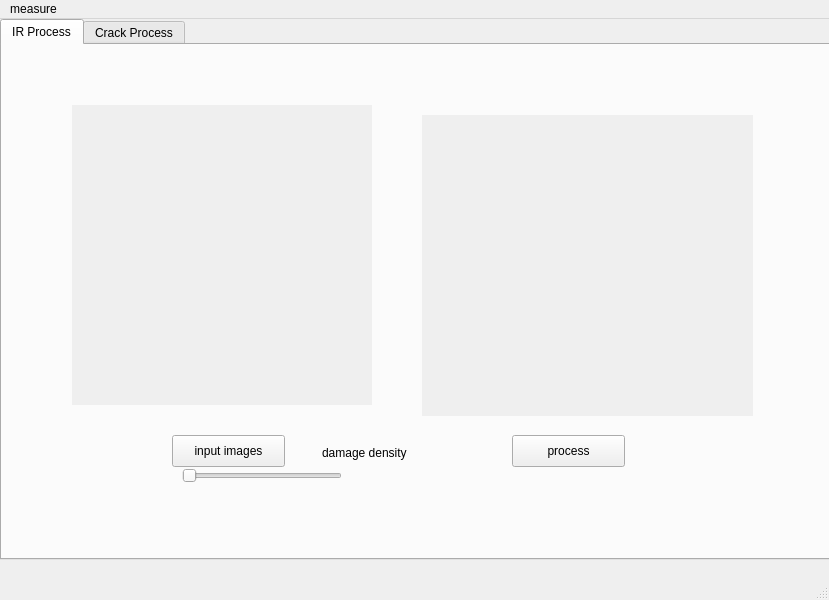
Above: ui/IR.ui from tjboise/IRcamera-GUI before the change. Below: the same form after it.
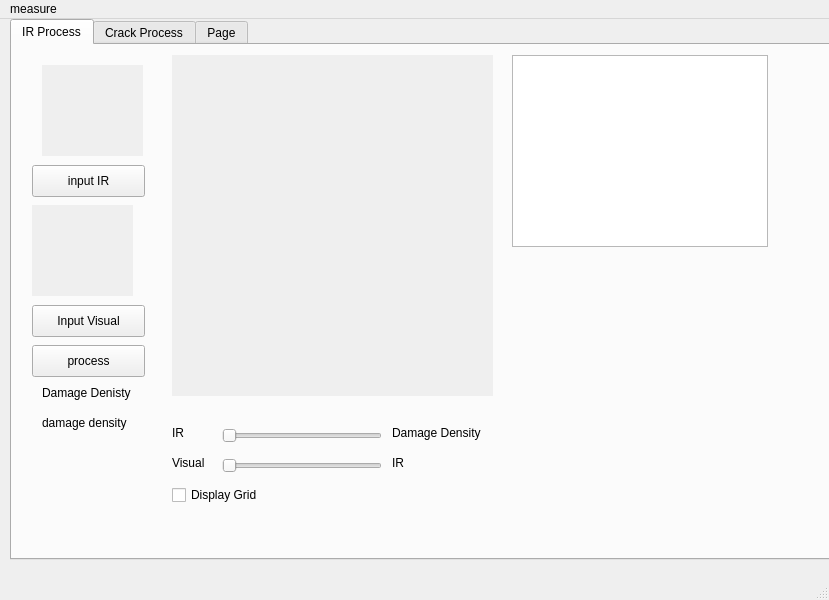
That is the form after the change.

Patch:
```diff
--- a/ui/IR.ui
+++ b/ui/IR.ui
@@ -17,7 +17,7 @@
    <widget class="QTabWidget" name="tabWidget">
     <property name="geometry">
      <rect>
-      <x>0</x>
+      <x>10</x>
       <y>0</y>
       <width>831</width>
       <height>541</height>
@@ -26,6 +26,9 @@
     <property name="currentIndex">
      <number>0</number>
     </property>
+    <property name="tabsClosable">
+     <bool>false</bool>
+    </property>
     <widget class="QWidget" name="tab_1">
      <attribute name="title">
       <string>IR Process</string>
@@ -33,10 +36,10 @@
      <widget class="QLabel" name="label">
       <property name="geometry">
        <rect>
-        <x>70</x>
-        <y>60</y>
-        <width>300</width>
-        <height>300</height>
+        <x>30</x>
+        <y>20</y>
+        <width>101</width>
+        <height>91</height>
        </rect>
       </property>
       <property name="layoutDirection">
@@ -52,21 +55,21 @@
      <widget class="QPushButton" name="pushButton">
       <property name="geometry">
        <rect>
-        <x>170</x>
-        <y>390</y>
+        <x>20</x>
+        <y>120</y>
         <width>113</width>
         <height>32</height>
        </rect>
       </property>
       <property name="text">
-       <string>input images</string>
+       <string>input IR</string>
       </property>
      </widget>
      <widget class="QLabel" name="label_2">
       <property name="geometry">
        <rect>
-        <x>320</x>
-        <y>400</y>
+        <x>30</x>
+        <y>370</y>
         <width>101</width>
         <height>16</height>
        </rect>
@@ -78,8 +81,8 @@
      <widget class="QSlider" name="horizontalSlider">
       <property name="geometry">
        <rect>
-        <x>180</x>
-        <y>420</y>
+        <x>210</x>
+        <y>380</y>
         <width>160</width>
         <height>22</height>
        </rect>
@@ -97,10 +100,10 @@
      <widget class="QLabel" name="IR_processed">
       <property name="geometry">
        <rect>
-        <x>420</x>
-        <y>70</y>
-        <width>331</width>
-        <height>301</height>
+        <x>160</x>
+        <y>10</y>
+        <width>321</width>
+        <height>341</height>
        </rect>
       </property>
       <property name="autoFillBackground">
@@ -109,12 +112,15 @@
       <property name="text">
        <string/>
       </property>
+      <property name="alignment">
+       <set>Qt::AlignCenter</set>
+      </property>
      </widget>
      <widget class="QPushButton" name="process">
       <property name="geometry">
        <rect>
-        <x>510</x>
-        <y>390</y>
+        <x>20</x>
+        <y>300</y>
         <width>113</width>
         <height>32</height>
        </rect>
@@ -123,12 +129,159 @@
        <string>process</string>
       </property>
      </widget>
+     <widget class="QPushButton" name="input_visual">
+      <property name="geometry">
+       <rect>
+        <x>20</x>
+        <y>260</y>
+        <width>113</width>
+        <height>32</height>
+       </rect>
+      </property>
+      <property name="text">
+       <string>Input Visual</string>
+      </property>
+     </widget>
+     <widget class="QLabel" name="label_3">
+      <property name="geometry">
+       <rect>
+        <x>20</x>
+        <y>160</y>
+        <width>101</width>
+        <height>91</height>
+       </rect>
+      </property>
+      <property name="layoutDirection">
+       <enum>Qt::LeftToRight</enum>
+      </property>
+      <property name="autoFillBackground">
+       <bool>true</bool>
+      </property>
+      <property name="text">
+       <string/>
+      </property>
+     </widget>
+     <widget class="QLabel" name="label_4">
+      <property name="geometry">
+       <rect>
+        <x>30</x>
+        <y>340</y>
+        <width>101</width>
+        <height>16</height>
+       </rect>
+      </property>
+      <property name="text">
+       <string>Damage Denisty</string>
+      </property>
+     </widget>
+     <widget class="QSlider" name="horizontalSlider_2">
+      <property name="geometry">
+       <rect>
+        <x>210</x>
+        <y>410</y>
+        <width>160</width>
+        <height>22</height>
+       </rect>
+      </property>
+      <property name="maximum">
+       <number>99</number>
+      </property>
+      <property name="singleStep">
+       <number>1</number>
+      </property>
+      <property name="tracking">
+       <bool>true</bool>
+      </property>
+      <property name="orientation">
+       <enum>Qt::Horizontal</enum>
+      </property>
+     </widget>
+     <widget class="QLabel" name="label_5">
+      <property name="geometry">
+       <rect>
+        <x>160</x>
+        <y>380</y>
+        <width>41</width>
+        <height>16</height>
+       </rect>
+      </property>
+      <property name="text">
+       <string>IR</string>
+      </property>
+     </widget>
+     <widget class="QLabel" name="label_6">
+      <property name="geometry">
+       <rect>
+        <x>160</x>
+        <y>410</y>
+        <width>41</width>
+        <height>16</height>
+       </rect>
+      </property>
+      <property name="text">
+       <string>Visual</string>
+      </property>
+     </widget>
+     <widget class="QLabel" name="label_7">
+      <property name="geometry">
+       <rect>
+        <x>380</x>
+        <y>410</y>
+        <width>101</width>
+        <height>16</height>
+       </rect>
+      </property>
+      <property name="text">
+       <string>IR</string>
+      </property>
+     </widget>
+     <widget class="QLabel" name="label_8">
+      <property name="geometry">
+       <rect>
+        <x>380</x>
+        <y>380</y>
+        <width>101</width>
+        <height>16</height>
+       </rect>
+      </property>
+      <property name="text">
+       <string>Damage Density</string>
+      </property>
+     </widget>
+     <widget class="QCheckBox" name="checkBox">
+      <property name="geometry">
+       <rect>
+        <x>160</x>
+        <y>440</y>
+        <width>101</width>
+        <height>20</height>
+       </rect>
+      </property>
+      <property name="text">
+       <string>Display Grid</string>
+      </property>
+     </widget>
+     <widget class="QTableWidget" name="tableWidget">
+      <property name="geometry">
+       <rect>
+        <x>500</x>
+        <y>10</y>
+        <width>256</width>
+        <height>192</height>
+       </rect>
+      </property>
+     </widget>
     </widget>
     <widget class="QWidget" name="tab_2">
      <attribute name="title">
       <string>Crack Process</string>
      </attribute>
     </widget>
+    <widget class="QWidget" name="tab">
+     <attribute name="title">
+      <string>Page</string>
+     </attribute>
+    </widget>
    </widget>
   </widget>
   <widget class="QMenuBar" name="menubar">
```
